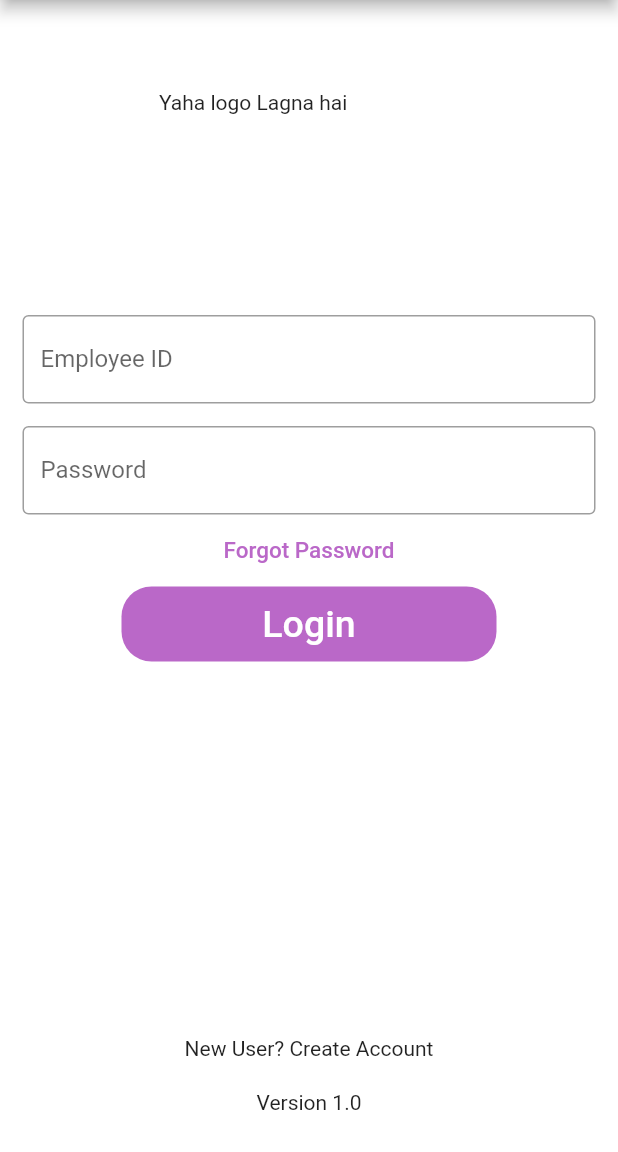
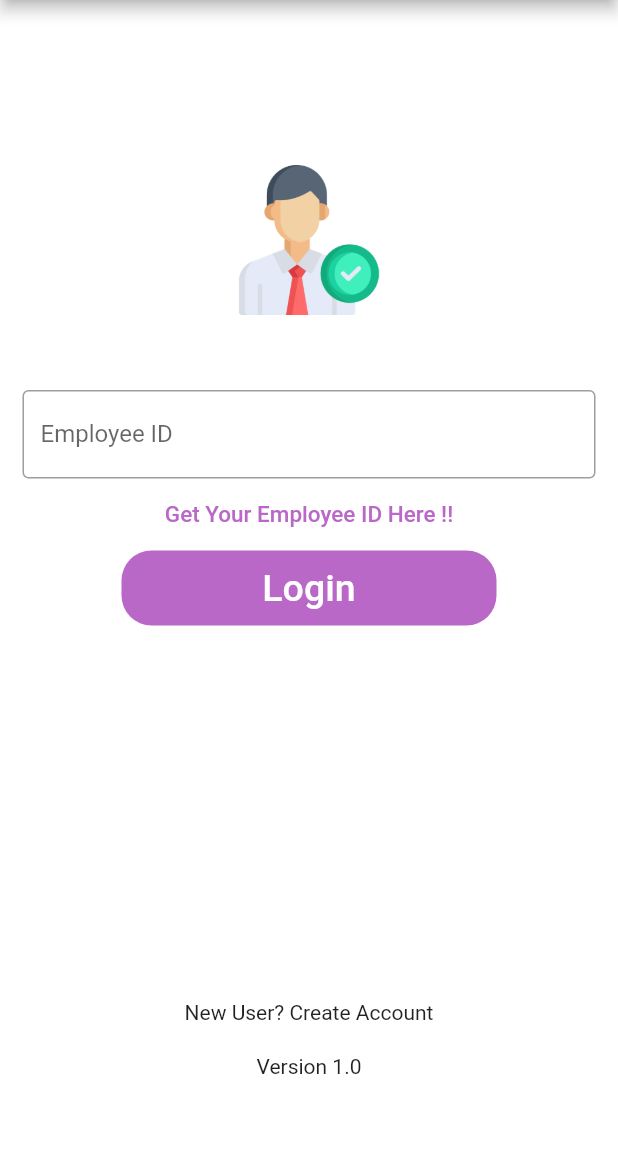
Before and after one commit to Shiitu/Smart-Attendance-System, a Flutter app: the screen it shows after launch, on a phone screen of 412 x 824 dp, the part 84-1236 px from its top. Run offline on Flutter 3.47's test engine with Material 2 defaults, Android fonts, the phone set to English and light mode, and no system bars; missing offline and left inert: icon_decoration.

Commit message:
home Screen Added

```diff
--- a/lib/screen/loginscreen.dart
+++ b/lib/screen/loginscreen.dart
@@ -20,23 +20,28 @@ class _LoginState extends State<Login> {
       body: SingleChildScrollView(
         child: Column(
           children: <Widget>[
+            SizedBox(height: 50,),
             Padding(
               padding: const EdgeInsets.only(top: 60.0),
               child: Center(
                 child: Container(
-                    width: 200,
-                    height: 150,
-                    /*decoration: BoxDecoration(
-                        color: Colors.red,
-                        borderRadius: BorderRadius.circular(50.0)),*/
-                    // child: Image.asset('asset/images/loogo.png',
-                    //   width: 50,
-                    //   height: 50,
-                    // )
-                    child: Text('Yaha logo Lagna hai ')
+                    // width: 200,
+                    // height: 150,
+                    decoration: BoxDecoration(
+                        // color: Colors.red,
+                        // image: Image.asset("assets/images/businessman.png"),
+                        // borderRadius: BorderRadius.circular(50.0)
+                        ),
+                    child: Image.asset('assets/images/businessman.png',
+                    // scale: 1.0,
+                      width: 100,
+                      height: 100,
+                    )
+                    // child: Text('Yaha logo Lagna hai ')
                     ),
               ),
             ),
+            SizedBox(height: 50,),
             Padding(
               //padding: const EdgeInsets.only(left:15.0,right: 15.0,top:0,bottom: 0),
               padding: EdgeInsets.symmetric(horizontal: 15),
@@ -47,25 +52,24 @@ class _LoginState extends State<Login> {
                     hintText: 'Enter Valid Employee ID as AB1250'),
               ),
             ),
-            Padding(
-              padding: const EdgeInsets.only(
-                  left: 15.0, right: 15.0, top: 15, bottom: 0),
-              // padding: EdgeInsets.symmetric(horizontal: 15),
-              child: TextField(
-
-                obscureText: true,
-                decoration: InputDecoration(
-                    border: OutlineInputBorder(),
-                    labelText: 'Password',
-                    hintText: 'Enter Your Password'),
-              ),
-            ),
+            // Padding(
+            //   padding: const EdgeInsets.only(
+            //       left: 15.0, right: 15.0, top: 15, bottom: 0),
+            //   // padding: EdgeInsets.symmetric(horizontal: 15),
+            //   child: TextField(
+            //     obscureText: true,
+            //     decoration: InputDecoration(
+            //         border: OutlineInputBorder(),
+            //         labelText: 'Password',
+            //         hintText: 'Enter Your Password'),
+            //   ),
+            // ),
             FlatButton(
               onPressed: (){
                 //TODO FORGOT PASSWORD SCREEN GOES HERE
               },
               child: Text(
-                'Forgot Password',
+                'Get Your Employee ID Here !!',
                 style: TextStyle(color: Colors.purple[300], fontSize: 15),
               ),
             ),
--- a/pubspec.yaml
+++ b/pubspec.yaml
@@ -39,6 +39,7 @@ dev_dependencies:
   flutter_test:
     sdk: flutter
   flutter_staggered_grid_view: 0.6.1
+  icon_decoration: any
 
   # The "flutter_lints" package below contains a set of recommended lints to
   # encourage good coding practices. The lint set provided by the package is
```
Also changed, not shown: lib/screen/home.dart (+126 -107 lines), assets/images/benefits.png (added), assets/images/businessman.png (added), assets/images/calender.png (added), assets/images/check.png (added), assets/images/mark.png (added), assets/images/members.png (added), assets/images/request.png (added), assets/images/salary.png (added), lib/screen/mark.dart (added), pubspec.lock.
